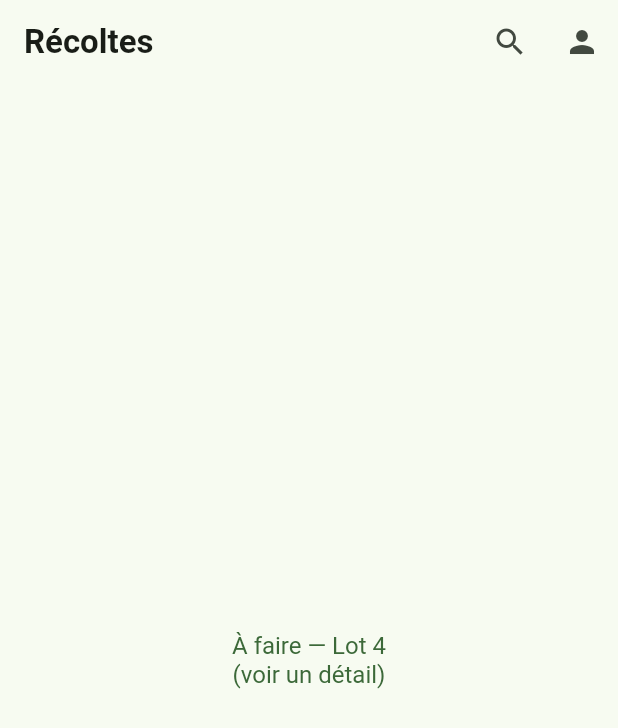
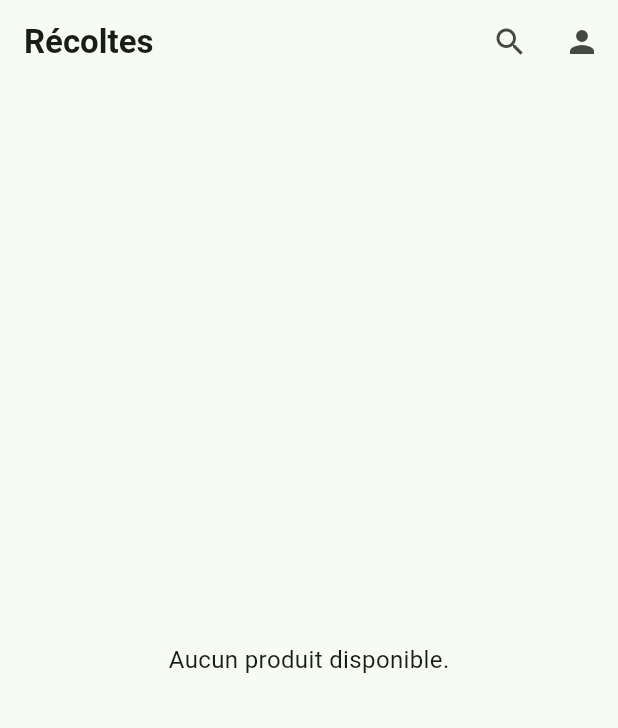
Before and after one commit to hol-K/farmhub, a Flutter app: the ProductListScreen screen opened by its route, on a phone screen of 412 x 824 dp. Shown: the top 728 px of the screen. Run offline on Flutter 3.47's test engine with Material 3 defaults, Android fonts, the phone set to English and light mode, and no system bars; our stand-ins replace cloud_firestore, connectivity_plus, firebase_auth, firebase_core, firebase_storage, flutter_riverpod and 1 more; accounts and stored records are empty; generated files the repository leaves out were written again.

Commit message:
feat(buyer): implement product list screen and call button

```diff
--- a/lib/features/buyer/screens/product_list_screen.dart
+++ b/lib/features/buyer/screens/product_list_screen.dart
@@ -1,12 +1,16 @@
 import 'package:flutter/material.dart';
+import 'package:flutter_riverpod/flutter_riverpod.dart';
 import 'package:go_router/go_router.dart';
+import 'package:farmhub/features/buyer/providers.dart';
+import 'package:farmhub/features/buyer/widgets/product_card.dart';
 
-// PLACEHOLDER (Lot 1) — à remplacer par le Lot 4. Accueil acheteur.
-class ProductListScreen extends StatelessWidget {
+class ProductListScreen extends ConsumerWidget {
   const ProductListScreen({super.key});
 
   @override
-  Widget build(BuildContext context) {
+  Widget build(BuildContext context, WidgetRef ref) {
+    final productsAsync = ref.watch(productsStreamProvider);
+
     return Scaffold(
       appBar: AppBar(
         title: const Text('Récoltes'),
@@ -21,11 +25,36 @@ class ProductListScreen extends StatelessWidget {
           ),
         ],
       ),
-      body: Center(
-        child: TextButton(
-          onPressed: () => context.push('/buyer/product/demo'),
-          child: const Text('À faire — Lot 4\n(voir un détail)', textAlign: TextAlign.center),
+      body: productsAsync.when(
+        loading: () => const Center(child: CircularProgressIndicator()),
+        error: (e, _) => Center(
+          child: Column(
+            mainAxisSize: MainAxisSize.min,
+            children: [
+              const Text('Impossible de charger les produits.'),
+              const SizedBox(height: 8),
+              ElevatedButton(
+                onPressed: () => ref.invalidate(productsStreamProvider),
+                child: const Text('Réessayer'),
+              ),
+            ],
+          ),
         ),
+        data: (products) {
+          if (products.isEmpty) {
+            return const Center(child: Text('Aucun produit disponible.'));
+          }
+          return ListView.builder(
+            itemCount: products.length,
+            itemBuilder: (context, index) {
+              final product = products[index];
+              return ProductCard(
+                product: product,
+                onTap: () => context.push('/buyer/product/${product.id}'),
+              );
+            },
+          );
+        },
       ),
     );
   }
```
Also changed, not shown: lib/features/buyer/widgets/call_button.dart (+66 -0 lines).
